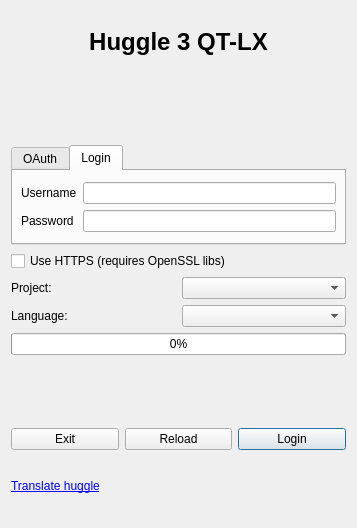
Before: the Qt Designer form huggle/login.ui in huggle/huggle3-qt-lx, drawn with Qt 5.
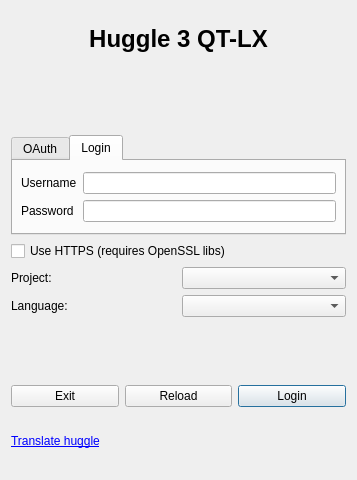
After: the same form once the commit is applied. Icons and pictures are not drawn.

Commit message: rewrote login

```diff
--- a/huggle/login.ui
+++ b/huggle/login.ui
@@ -7,7 +7,7 @@
     <x>0</x>
     <y>0</y>
     <width>357</width>
-    <height>528</height>
+    <height>480</height>
    </rect>
   </property>
   <property name="sizePolicy">
@@ -236,13 +236,6 @@
      </item>
     </layout>
    </item>
-   <item>
-    <widget class="QProgressBar" name="progressBar">
-     <property name="value">
-      <number>0</number>
-     </property>
-    </widget>
-   </item>
    <item>
     <widget class="QLabel" name="label_6">
      <property name="text">
```
Left out of the diff: 8 changed lines with no effect on the pictures. The commit also changes 10 other files.
